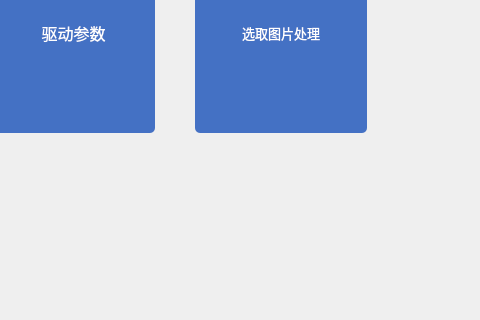
First picture: the form in choose.ui, repository jaueone/Magnetic, before the edit; both pictures show x 544 to 1024 and y 278 to 598 of the 1024 by 598 pixel window.
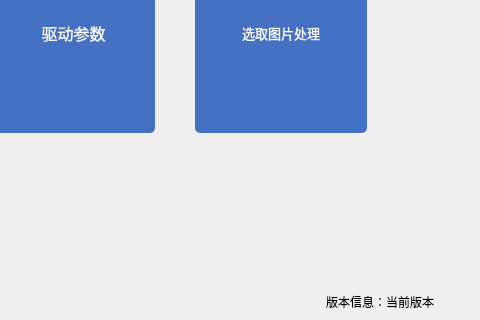
Second picture: the form after the edit.

Patch:
```diff
--- a/choose.ui
+++ b/choose.ui
@@ -204,6 +204,63 @@
     <string>退出</string>
    </property>
   </widget>
+  <widget class="QLabel" name="label_3">
+   <property name="geometry">
+    <rect>
+     <x>870</x>
+     <y>570</y>
+     <width>61</width>
+     <height>20</height>
+    </rect>
+   </property>
+   <property name="font">
+    <font>
+     <family>黑体</family>
+    </font>
+   </property>
+   <property name="text">
+    <string>版本信息：</string>
+   </property>
+  </widget>
+  <widget class="QLabel" name="label_4">
+   <property name="geometry">
+    <rect>
+     <x>930</x>
+     <y>570</y>
+     <width>54</width>
+     <height>20</height>
+    </rect>
+   </property>
+   <property name="font">
+    <font>
+     <family>黑体</family>
+    </font>
+   </property>
+   <property name="text">
+    <string>当前版本</string>
+   </property>
+  </widget>
+  <widget class="QLabel" name="label_5">
+   <property name="geometry">
+    <rect>
+     <x>980</x>
+     <y>570</y>
+     <width>31</width>
+     <height>20</height>
+    </rect>
+   </property>
+   <property name="font">
+    <font>
+     <family>黑体</family>
+    </font>
+   </property>
+   <property name="text">
+    <string/>
+   </property>
+   <property name="alignment">
+    <set>Qt::AlignCenter</set>
+   </property>
+  </widget>
  </widget>
  <resources/>
  <connections/>
```
